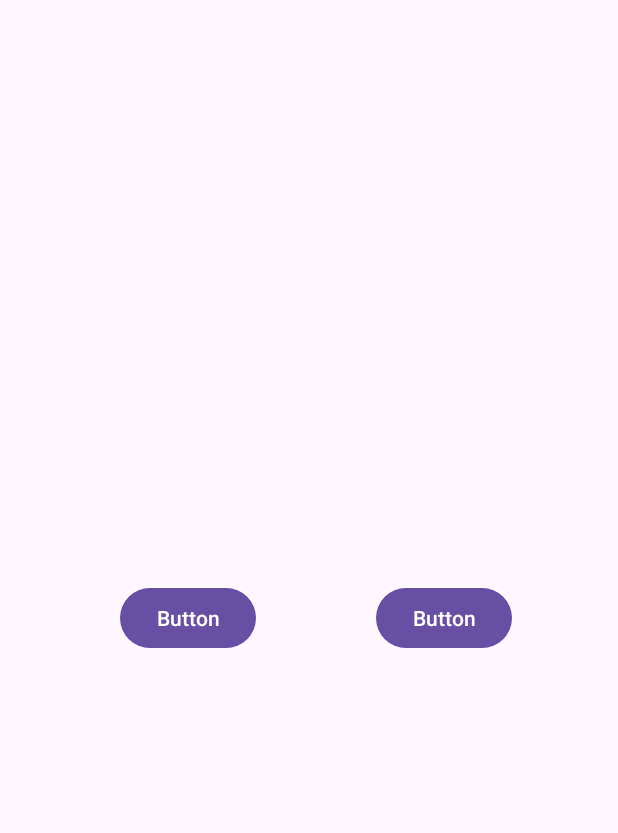
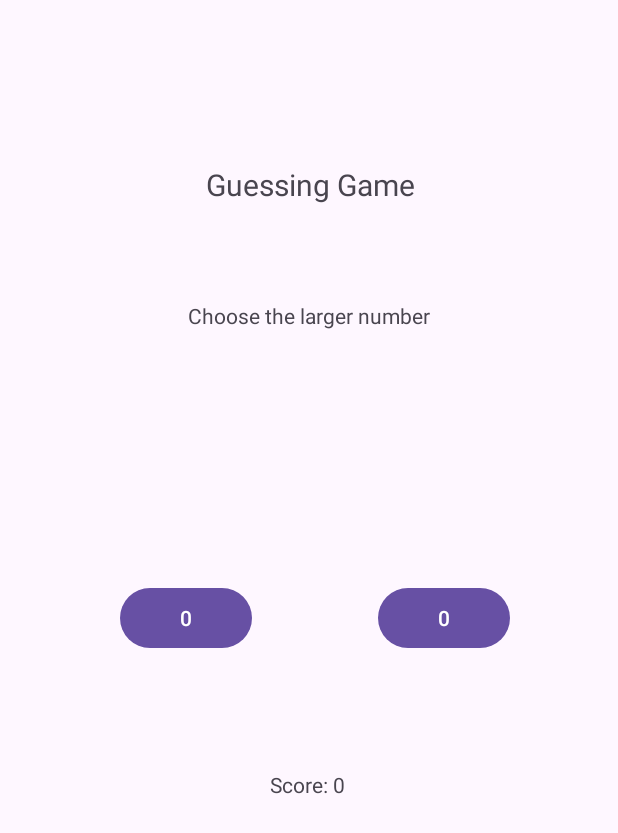
Before and after one commit to jessietech08/HelloWorld, an Android app: the screen it shows after launch (MainActivity), on a phone screen of 412 x 824 dp. Shown: the top 833 px of the screen. Run offline under Robolectric (Android 15) with nearby library versions, the phone set to English and light mode, and no system bars.

Commit message:
Added text views, edited button text, and renamed ids

```diff
--- a/app/src/main/res/layout/activity_main.xml
+++ b/app/src/main/res/layout/activity_main.xml
@@ -8,22 +8,58 @@
     tools:context=".MainActivity">
 
     <Button
-        android:id="@+id/button"
+        android:id="@+id/buttonLeft"
         android:layout_width="wrap_content"
         android:layout_height="wrap_content"
-        android:layout_marginStart="80dp"
-        android:text="Button"
+        android:layout_marginStart="8dp"
+        android:layout_marginEnd="11dp"
+        android:onClick="onClick"
+        android:text="0"
         app:layout_constraintBottom_toBottomOf="parent"
+        app:layout_constraintEnd_toStartOf="@+id/buttonRight"
         app:layout_constraintStart_toStartOf="parent"
         app:layout_constraintTop_toTopOf="parent" />
 
     <Button
-        android:id="@+id/button2"
+        android:id="@+id/buttonRight"
         android:layout_width="wrap_content"
         android:layout_height="wrap_content"
-        android:text="Button"
-        app:layout_constraintBottom_toBottomOf="@+id/button"
+        android:onClick="onClick"
+        android:text="0"
+        app:layout_constraintBaseline_toBaselineOf="@+id/buttonLeft"
         app:layout_constraintEnd_toEndOf="parent"
-        app:layout_constraintHorizontal_bias="0.531"
-        app:layout_constraintStart_toEndOf="@+id/button" />
+        app:layout_constraintStart_toEndOf="@+id/buttonLeft" />
+
+    <TextView
+        android:id="@+id/textView"
+        android:layout_width="wrap_content"
+        android:layout_height="wrap_content"
+        android:layout_marginTop="109dp"
+        android:layout_marginEnd="10dp"
+        android:text="Guessing Game"
+        android:textSize="20sp"
+        app:layout_constraintEnd_toEndOf="@+id/textView2"
+        app:layout_constraintTop_toTopOf="parent" />
+
+    <TextView
+        android:id="@+id/textView2"
+        android:layout_width="wrap_content"
+        android:layout_height="wrap_content"
+        android:layout_marginTop="64dp"
+        android:text="Choose the larger number"
+        app:layout_constraintEnd_toEndOf="parent"
+        app:layout_constraintStart_toStartOf="parent"
+        app:layout_constraintTop_toBottomOf="@+id/textView" />
+
+    <TextView
+        android:id="@+id/scoreView"
+        android:layout_width="wrap_content"
+        android:layout_height="wrap_content"
+        android:layout_marginStart="12dp"
+        android:layout_marginTop="247dp"
+        android:layout_marginBottom="246dp"
+        android:text="Score: 0"
+        app:layout_constraintBottom_toBottomOf="parent"
+        app:layout_constraintStart_toEndOf="@+id/buttonLeft"
+        app:layout_constraintTop_toBottomOf="@+id/textView2" />
 </androidx.constraintlayout.widget.ConstraintLayout>
```
